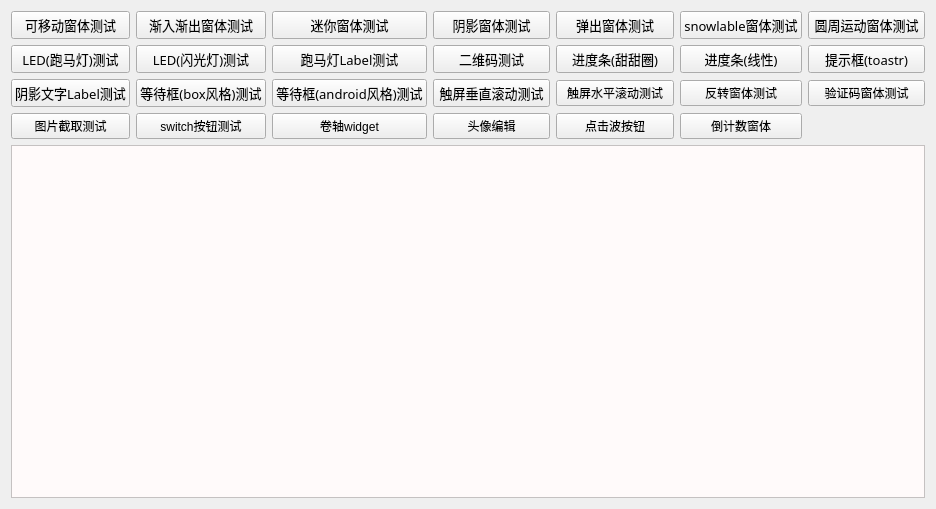
This is Example/nbaseuikittest.ui in daodaoliang/NBaseUiKit as Qt 5 draws it before an edit. The edited form follows.
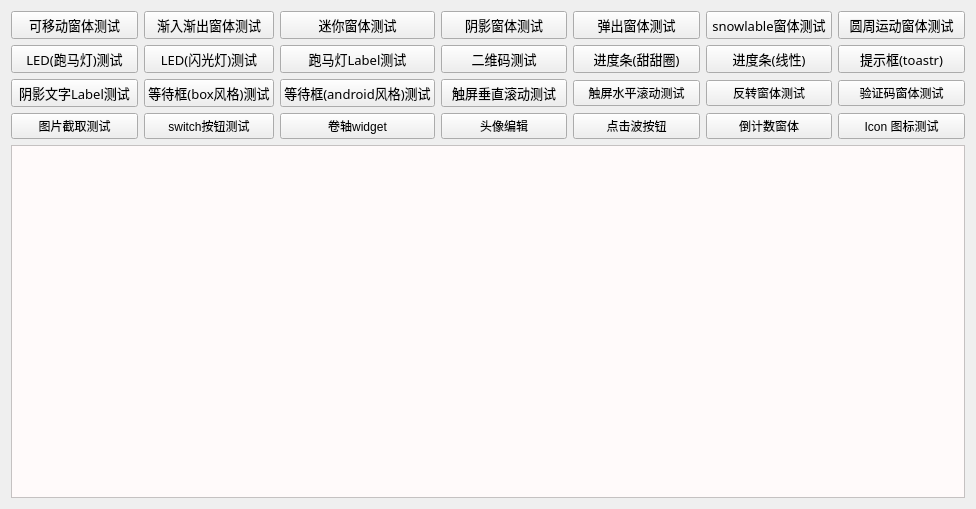
This is the edited form.

```diff
--- a/Example/nbaseuikittest.ui
+++ b/Example/nbaseuikittest.ui
@@ -6,7 +6,7 @@
    <rect>
     <x>0</x>
     <y>0</y>
-    <width>936</width>
+    <width>976</width>
     <height>509</height>
    </rect>
   </property>
@@ -28,9 +28,7 @@
       <font>
        <family>微软雅黑</family>
        <pointsize>10</pointsize>
-       <weight>9</weight>
        <italic>false</italic>
-       <bold>false</bold>
       </font>
      </property>
      <property name="text">
@@ -44,9 +42,7 @@
       <font>
        <family>微软雅黑</family>
        <pointsize>10</pointsize>
-       <weight>9</weight>
        <italic>false</italic>
-       <bold>false</bold>
       </font>
      </property>
      <property name="text">
@@ -60,9 +56,7 @@
       <font>
        <family>微软雅黑</family>
        <pointsize>10</pointsize>
-       <weight>9</weight>
        <italic>false</italic>
-       <bold>false</bold>
       </font>
      </property>
      <property name="text">
@@ -76,9 +70,7 @@
       <font>
        <family>微软雅黑</family>
        <pointsize>10</pointsize>
-       <weight>9</weight>
        <italic>false</italic>
-       <bold>false</bold>
       </font>
      </property>
      <property name="text">
@@ -92,9 +84,7 @@
       <font>
        <family>微软雅黑</family>
        <pointsize>10</pointsize>
-       <weight>9</weight>
        <italic>false</italic>
-       <bold>false</bold>
       </font>
      </property>
      <property name="text">
@@ -108,9 +98,7 @@
       <font>
        <family>微软雅黑</family>
        <pointsize>10</pointsize>
-       <weight>9</weight>
        <italic>false</italic>
-       <bold>false</bold>
       </font>
      </property>
      <property name="text">
@@ -124,9 +112,7 @@
       <font>
        <family>微软雅黑</family>
        <pointsize>10</pointsize>
-       <weight>9</weight>
        <italic>false</italic>
-       <bold>false</bold>
       </font>
      </property>
      <property name="text">
@@ -140,9 +126,7 @@
       <font>
        <family>微软雅黑</family>
        <pointsize>10</pointsize>
-       <weight>9</weight>
        <italic>false</italic>
-       <bold>false</bold>
       </font>
      </property>
      <property name="text">
@@ -163,9 +147,7 @@
       <font>
        <family>微软雅黑</family>
        <pointsize>10</pointsize>
-       <weight>9</weight>
        <italic>false</italic>
-       <bold>false</bold>
       </font>
      </property>
      <property name="text">
@@ -179,9 +161,7 @@
       <font>
        <family>微软雅黑</family>
        <pointsize>10</pointsize>
-       <weight>9</weight>
        <italic>false</italic>
-       <bold>false</bold>
       </font>
      </property>
      <property name="text">
@@ -195,9 +175,7 @@
       <font>
        <family>微软雅黑</family>
        <pointsize>10</pointsize>
-       <weight>9</weight>
        <italic>false</italic>
-       <bold>false</bold>
       </font>
      </property>
      <property name="text">
@@ -211,9 +189,7 @@
       <font>
        <family>微软雅黑</family>
        <pointsize>10</pointsize>
-       <weight>9</weight>
        <italic>false</italic>
-       <bold>false</bold>
       </font>
      </property>
      <property name="text">
@@ -227,9 +203,7 @@
       <font>
        <family>微软雅黑</family>
        <pointsize>10</pointsize>
-       <weight>9</weight>
        <italic>false</italic>
-       <bold>false</bold>
       </font>
      </property>
      <property name="styleSheet">
@@ -246,9 +220,7 @@
       <font>
        <family>微软雅黑</family>
        <pointsize>10</pointsize>
-       <weight>9</weight>
        <italic>false</italic>
-       <bold>false</bold>
       </font>
      </property>
      <property name="text">
@@ -262,9 +234,7 @@
       <font>
        <family>微软雅黑</family>
        <pointsize>10</pointsize>
-       <weight>9</weight>
        <italic>false</italic>
-       <bold>false</bold>
       </font>
      </property>
      <property name="text">
@@ -281,9 +251,7 @@
       <font>
        <family>微软雅黑</family>
        <pointsize>10</pointsize>
-       <weight>9</weight>
        <italic>false</italic>
-       <bold>false</bold>
       </font>
      </property>
      <property name="text">
@@ -304,9 +272,7 @@
       <font>
        <family>微软雅黑</family>
        <pointsize>10</pointsize>
-       <weight>9</weight>
        <italic>false</italic>
-       <bold>false</bold>
       </font>
      </property>
      <property name="text">
@@ -320,9 +286,7 @@
       <font>
        <family>微软雅黑</family>
        <pointsize>10</pointsize>
-       <weight>9</weight>
        <italic>false</italic>
-       <bold>false</bold>
       </font>
      </property>
      <property name="text">
@@ -389,6 +353,13 @@
      </property>
     </widget>
    </item>
+   <item row="3" column="6">
+    <widget class="QPushButton" name="pushButton_28">
+     <property name="text">
+      <string>Icon 图标测试</string>
+     </property>
+    </widget>
+   </item>
   </layout>
  </widget>
  <resources/>
```
